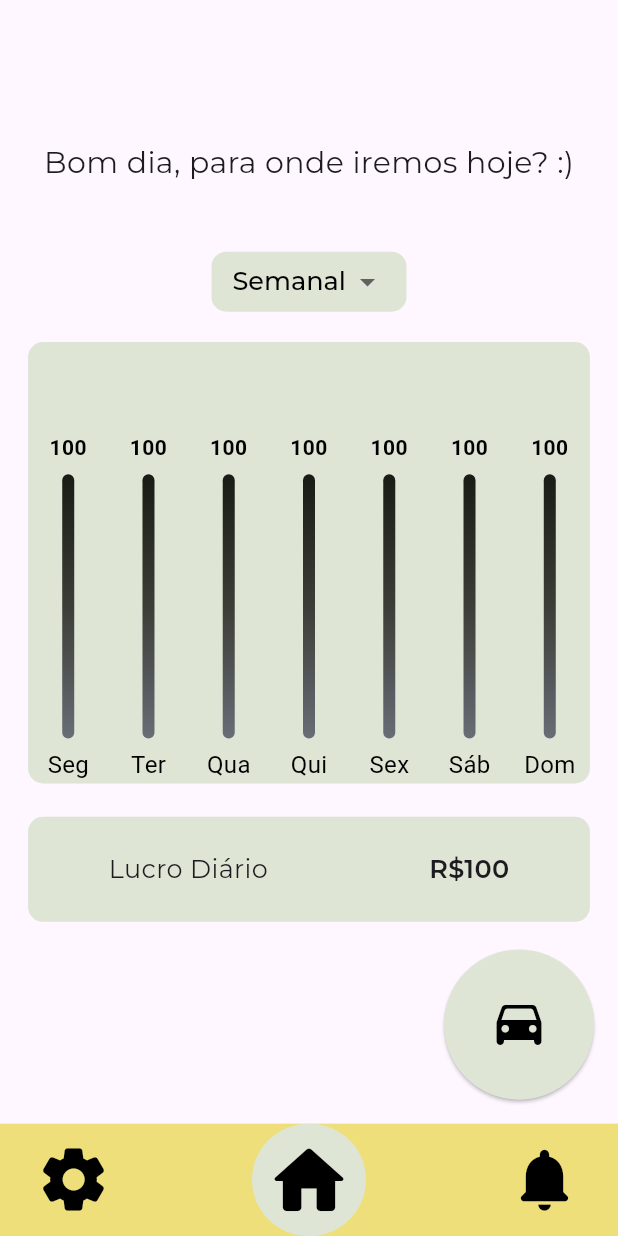
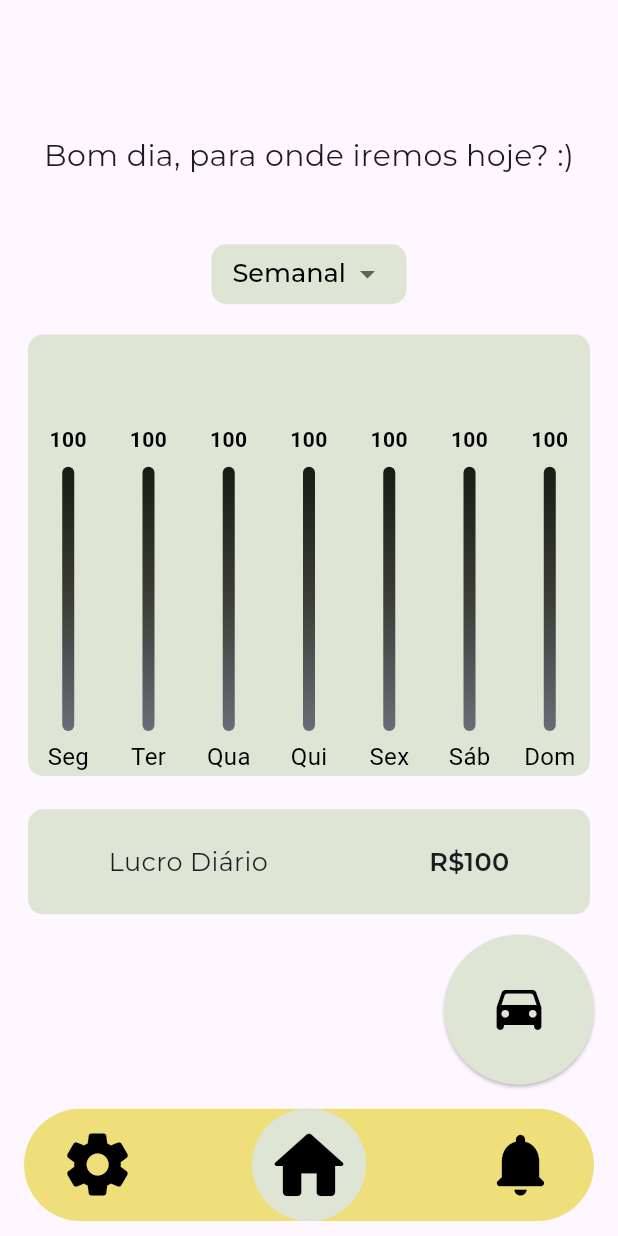
Before and after one commit to Merenciou/Lucrao, a Flutter app: the screen it shows after launch, on a phone screen of 412 x 824 dp. Run offline on Flutter 3.47's test engine with Material 3 defaults, Android fonts, the light colour scheme and no system bars; drawn by our look-alikes of fl_chart; our stand-ins replace google_fonts.

Commit message:
layout changes on navbar

```diff
--- a/lib/components/navbar/custom_navbar.dart
+++ b/lib/components/navbar/custom_navbar.dart
@@ -13,10 +13,17 @@ class _CustomNavbarState extends State<CustomNavbar> {
   Widget build(BuildContext context) {
     var deviceData = MediaQuery.of(context);
     var screenSize = deviceData.size;
-    return Container(
+    return Padding(
+      padding: const EdgeInsets.only(bottom: 10, left: 16, right: 16),
+      child: Container(
         width: double.infinity,
         height: screenSize.height / 11,
-      color: const Color(0xFFEEDF7A),
+        decoration: const BoxDecoration(
+          color: Color(0xFFEEDF7A),
+          borderRadius: BorderRadius.all(
+            Radius.circular(40),
+          ),
+        ),
         child: Row(
           mainAxisAlignment: MainAxisAlignment.spaceBetween,
           children: [
@@ -35,8 +42,9 @@ class _CustomNavbarState extends State<CustomNavbar> {
                 ),
                 icon: Icon(
                   Icons.settings_rounded,
-                size:
-                    CustomNavbarController.instance.navItemIndex == 0 ? 60 : 50,
+                  size: CustomNavbarController.instance.navItemIndex == 0
+                      ? 60
+                      : 50,
                   color: const Color(0xFF000000),
                 ),
               ),
@@ -56,8 +64,9 @@ class _CustomNavbarState extends State<CustomNavbar> {
                 ),
                 icon: Icon(
                   Icons.home_rounded,
-                size:
-                    CustomNavbarController.instance.navItemIndex == 1 ? 60 : 50,
+                  size: CustomNavbarController.instance.navItemIndex == 1
+                      ? 60
+                      : 50,
                   color: const Color(0xFF000000),
                 ),
               ),
@@ -77,14 +86,16 @@ class _CustomNavbarState extends State<CustomNavbar> {
                 ),
                 icon: Icon(
                   Icons.notifications_rounded,
-                size:
-                    CustomNavbarController.instance.navItemIndex == 2 ? 60 : 50,
+                  size: CustomNavbarController.instance.navItemIndex == 2
+                      ? 60
+                      : 50,
                   color: const Color(0xFF000000),
                 ),
               ),
             ),
           ],
         ),
+      ),
     );
   }
 }
```
Lines whose indentation alone changed are shown as unchanged.
